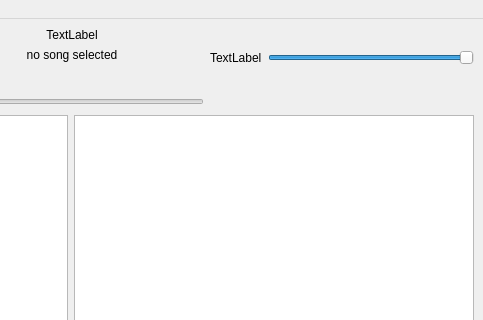
Old version of the form CODE/soundpp/soundpp-prototype/mainwindow.ui in the repository b1t00/soundpp; both pictures show x 279 to 762 and y 0 to 320 of the 762 by 501 pixel window.
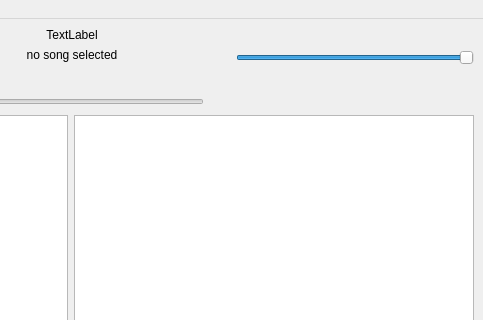
New version of the form. Icons and pictures are not drawn.

Commit message: mute button

What changed in the file:
```diff
--- a/CODE/soundpp/soundpp-prototype/mainwindow.ui
+++ b/CODE/soundpp/soundpp-prototype/mainwindow.ui
@@ -188,9 +188,21 @@
     <item row="0" column="3" rowspan="3">
      <layout class="QHBoxLayout" name="horizontalLayout_9">
       <item>
-       <widget class="QLabel" name="volume">
+       <widget class="QPushButton" name="btn_volume">
+        <property name="styleSheet">
+         <string notr="true">#btn_volume{
+background-color: transparent;
+background: none;
+border: none;
+background-repeat: no-repeat;
+max-width: 20px;
+max-height: 20px;
+min-width: 20px;
+min-height: 20px;
+}</string>
+        </property>
         <property name="text">
-         <string>TextLabel</string>
+         <string/>
         </property>
        </widget>
       </item>
```
Left out of the diff: 2 changed lines with no effect on the pictures. The commit also changes 4 other files.
